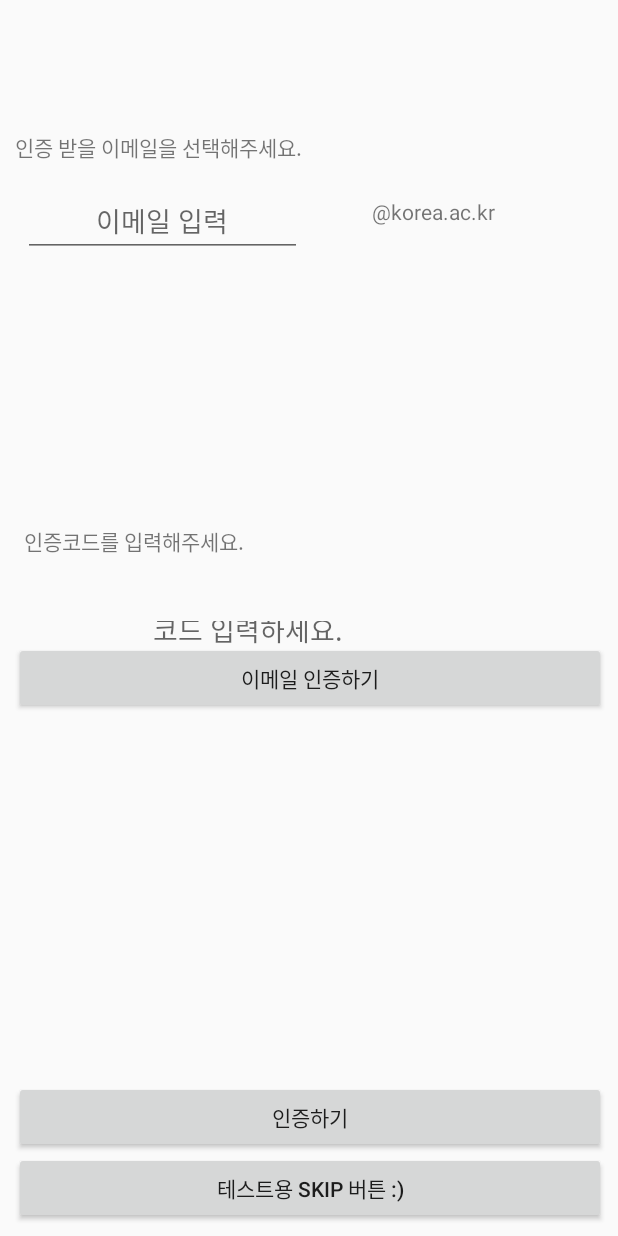
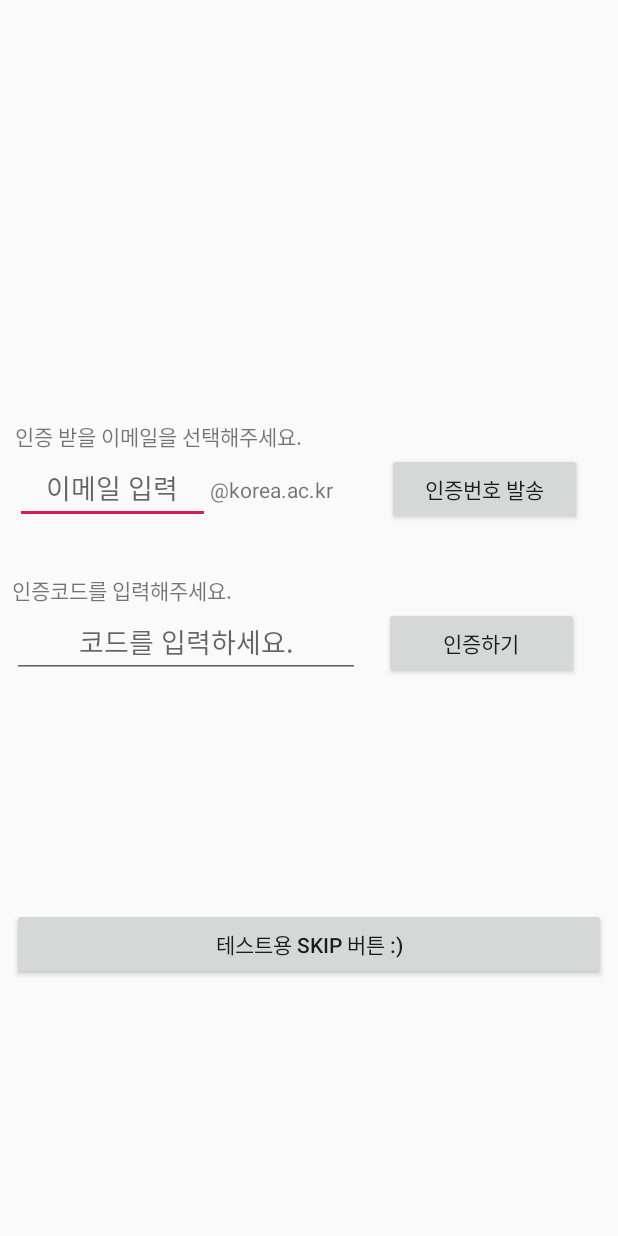
Before and after one commit to LINDBURG/GOKATHON_2019, an Android app: the AuthActivity screen opened directly, with no data from a screen before it, on a phone screen of 412 x 824 dp. Run offline under Robolectric (Android 15) with nearby library versions, the phone set to English and light mode, and no system bars.

Commit message:
인증 UI 최적화

```diff
--- a/client/app/src/main/res/layout/activity_auth.xml
+++ b/client/app/src/main/res/layout/activity_auth.xml
@@ -1,5 +1,5 @@
 <?xml version="1.0" encoding="utf-8"?>
-<RelativeLayout xmlns:android="http://schemas.android.com/apk/res/android"
+<LinearLayout xmlns:android="http://schemas.android.com/apk/res/android"
     xmlns:app="http://schemas.android.com/apk/res-auto"
     xmlns:tools="http://schemas.android.com/tools"
     android:layout_width="match_parent"
@@ -7,115 +7,99 @@
     android:orientation="vertical"
     tools:context=".AuthActivity">
 
+    <LinearLayout
+        android:layout_width="match_parent"
+        android:layout_height="wrap_content"
+        android:layout_marginStart="10dp"
+        android:layout_marginTop="280dp"
+        android:layout_marginEnd="10dp"
+        android:orientation="vertical">
+
+
+        <TextView
+            android:id="@+id/textView"
+            android:layout_width="match_parent"
+            android:layout_height="wrap_content"
+            android:text="인증 받을 이메일을 선택해주세요." />
+
+        <LinearLayout
+            android:layout_width="match_parent"
+            android:layout_height="81dp"
+            android:orientation="horizontal">
+
+            <EditText
+                android:id="@+id/u_mail"
+                android:layout_width="130dp"
+                android:layout_height="wrap_content"
+                android:gravity="center"
+                android:hint="이메일 입력" />
+
+
+            <TextView
+                android:id="@+id/textView2"
+                android:layout_width="110dp"
+                android:layout_height="wrap_content"
+                android:text="@korea.ac.kr" />
+
+            <Button
+                android:id="@+id/button"
+                android:layout_width="130dp"
+                android:layout_height="wrap_content"
+                android:layout_marginStart="8dp"
+                android:layout_marginEnd="8dp"
+                android:gravity="center"
+                android:text="인증번호 발송" />
+        </LinearLayout>
+    </LinearLayout>
+
+    <LinearLayout
+        android:layout_width="match_parent"
+        android:layout_height="wrap_content"
+        android:layout_marginBottom="120dp"
+        android:orientation="vertical">
+
+
+
         <TextView
             android:id="@+id/textView3"
-        android:layout_width="186dp"
-        android:layout_height="31dp"
-        android:layout_alignParentStart="true"
-        android:layout_alignParentTop="true"
-        android:layout_marginStart="16dp"
-        android:layout_marginTop="350dp"
-        android:text="인증코드를 입력해주세요."
-        tools:layout_editor_absoluteX="25dp"
-        tools:layout_editor_absoluteY="352dp" />
+            android:layout_width="match_parent"
+            android:layout_height="wrap_content"
+            android:layout_marginStart="8dp"
+            android:layout_marginEnd="8dp"
+            android:text="인증코드를 입력해주세요." />
+
+        <LinearLayout
+            android:layout_width="match_parent"
+            android:layout_height="81dp"
+            android:orientation="horizontal">
 
             <EditText
                 android:id="@+id/message"
-        android:layout_width="300dp"
-        android:layout_height="40dp"
-        android:layout_alignParentStart="true"
-        android:layout_alignParentTop="true"
-        android:layout_marginStart="15dp"
-        android:layout_marginTop="404dp"
+                android:layout_width="232dp"
+                android:layout_height="wrap_content"
+                android:layout_marginStart="8dp"
+                android:layout_marginEnd="8dp"
                 android:gravity="center"
-        android:hint="코드 입력하세요."
-        tools:layout_editor_absoluteX="35dp"
-        tools:layout_editor_absoluteY="446dp" />
+                android:hint="코드를 입력하세요." />
 
-    <Button
-        android:id="@+id/button"
-        android:layout_width="393dp"
-        android:layout_height="wrap_content"
-        android:layout_alignParentStart="true"
-        android:layout_alignParentEnd="true"
-        android:layout_alignParentBottom="true"
-        android:layout_centerHorizontal="true"
-        android:layout_marginStart="9dp"
-        android:layout_marginEnd="8dp"
-        android:layout_marginBottom="348dp"
-        android:gravity="center"
-        android:text="이메일 인증하기"
-        tools:layout_editor_absoluteX="56dp"
-        tools:layout_editor_absoluteY="542dp" />
 
             <Button
                 android:id="@+id/button2"
-        android:layout_width="393dp"
+                android:layout_width="130dp"
                 android:layout_height="wrap_content"
-        android:layout_alignParentStart="true"
-        android:layout_alignParentEnd="true"
-        android:layout_alignParentBottom="true"
-        android:layout_centerHorizontal="true"
-        android:layout_marginStart="9dp"
+                android:layout_marginStart="8dp"
                 android:layout_marginEnd="8dp"
-        android:layout_marginBottom="55dp"
                 android:gravity="center"
-        android:text="인증하기"
-        tools:layout_editor_absoluteX="56dp"
-        tools:layout_editor_absoluteY="542dp" />
-
+                android:text="인증하기" />
+        </LinearLayout>
+    </LinearLayout>
         <Button
             android:id="@+id/button3"
-        android:layout_width="393dp"
+            android:layout_width="match_parent"
             android:layout_height="wrap_content"
-        android:layout_alignParentStart="true"
-        android:layout_alignParentEnd="true"
-        android:layout_alignParentBottom="true"
-        android:layout_centerHorizontal="true"
-        android:layout_marginStart="9dp"
+            android:layout_marginStart="8dp"
             android:layout_marginEnd="8dp"
             android:layout_marginBottom="8dp"
             android:gravity="center"
-        android:text="테스트용 skip 버튼 :)"
-        tools:layout_editor_absoluteX="56dp"
-        tools:layout_editor_absoluteY="542dp" />
-
-    <TextView
-        android:id="@+id/textView"
-        android:layout_width="286dp"
-        android:layout_height="41dp"
-        android:layout_alignParentStart="true"
-        android:layout_alignParentTop="true"
-        android:layout_marginStart="10dp"
-        android:layout_marginTop="87dp"
-        android:text="인증 받을 이메일을 선택해주세요."
-        tools:layout_editor_absoluteX="25dp"
-        tools:layout_editor_absoluteY="209dp" />
-
-    <TextView
-        android:id="@+id/textView2"
-        android:layout_width="198dp"
-        android:layout_height="52dp"
-        android:layout_alignParentTop="true"
-        android:layout_alignParentEnd="true"
-        android:layout_marginTop="131dp"
-        android:layout_marginEnd="-34dp"
-        android:text="@korea.ac.kr"
-        tools:layout_editor_absoluteX="213dp"
-        tools:layout_editor_absoluteY="280dp" />
-
-    <EditText
-        android:id="@+id/u_mail"
-        android:layout_width="186dp"
-        android:layout_height="wrap_content"
-        android:layout_alignParentStart="true"
-        android:layout_alignParentTop="true"
-        android:layout_marginStart="15dp"
-        android:layout_marginTop="123dp"
-        android:gravity="center"
-        android:hint="이메일 입력"
-        tools:layout_editor_absoluteX="13dp"
-        tools:layout_editor_absoluteY="261dp" />
-
-
-</RelativeLayout>
+            android:text="테스트용 skip 버튼 :)" />
+</LinearLayout>
```
Lines whose indentation alone changed are shown as unchanged.
